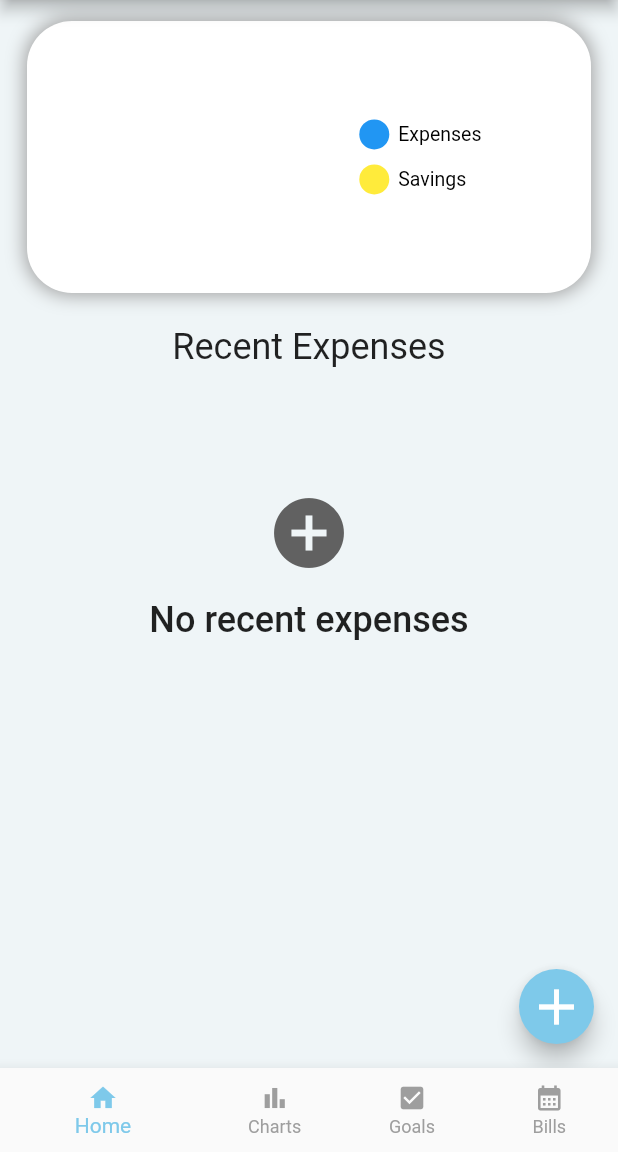
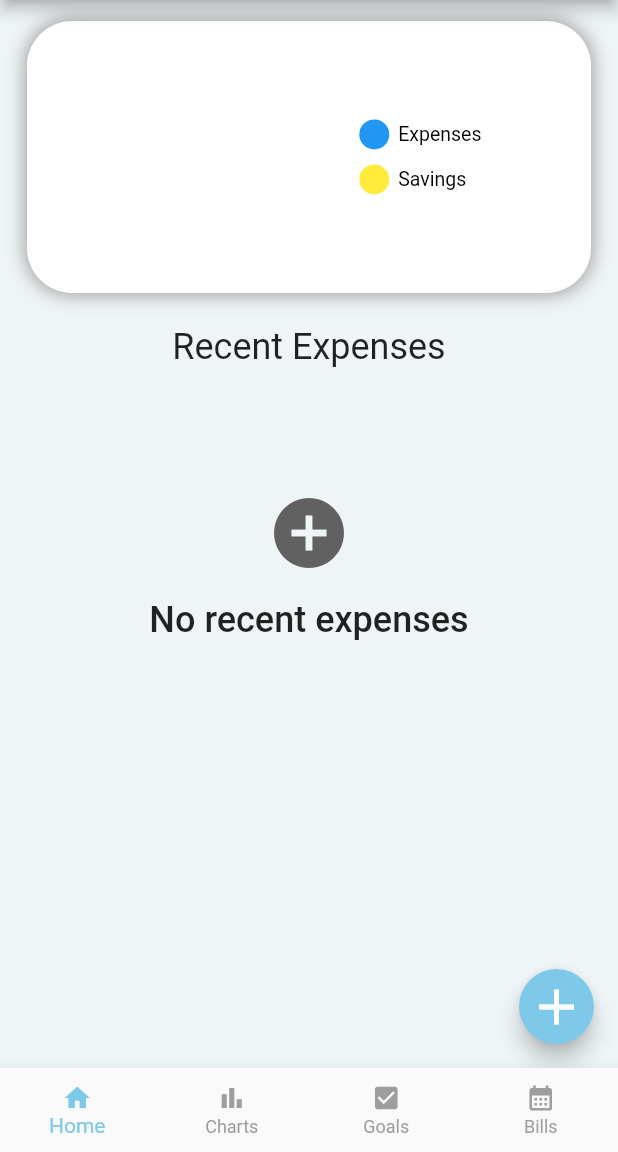
Before and after one commit to ratishjain12/Budget-Tracker-App, a Flutter app: the Base screen opened directly, on a phone screen of 412 x 824 dp, the part 84-1236 px from its top. Run offline on Flutter 3.47's test engine with Material 2 defaults, Android fonts, the phone set to English and light mode, and no system bars; our stand-ins replace cloud_firestore, firebase_auth, firebase_core, fluttertoast, google_sign_in and 2 more; missing offline and left inert: cloud_firestore_web, dart:ffi, firebase_auth_web, firebase_core_web, google_sign_in_web, shared_preferences_web; accounts and stored records are empty.

```diff
--- a/lib/screens/base.dart
+++ b/lib/screens/base.dart
@@ -22,9 +22,8 @@ class _BaseState extends State<Base> {
   @override
   void initState() {
     // TODO: implement initState
-
+    pageController = new PageController();
     super.initState();
-    pageController = new PageController();
   }
 
   @override
@@ -51,6 +50,7 @@ class _BaseState extends State<Base> {
   Widget build(BuildContext context) {
     return Scaffold(
       bottomNavigationBar: BottomNavigationBar(
+          type: BottomNavigationBarType.fixed,
           unselectedItemColor: Colors.grey,
           selectedItemColor: AppColors.secondaryColor,
           unselectedLabelStyle: TextStyle(color: Colors.grey),
@@ -79,6 +79,7 @@ class _BaseState extends State<Base> {
             ),
           ]),
       body: PageView(
+        physics: NeverScrollableScrollPhysics(),
         controller: pageController,
         children: _pages,
         onPageChanged: onPageChanged,
--- a/lib/screens/home_page.dart
+++ b/lib/screens/home_page.dart
@@ -119,10 +119,13 @@ class _HomePageState extends State<HomePage>
   String? opt;
   @override
   Widget build(BuildContext context) {
-    super.build(context);
     var screenWidth = MediaQuery.of(context).size.width;
     var screenHeight = MediaQuery.of(context).size.height;
-    return Scaffold(
+    return _isLoading
+        ? Center(
+            child: CircularProgressIndicator(),
+          )
+        : Scaffold(
             appBar: AppBar(
               leading: Builder(builder: (BuildContext context) {
                 return IconButton(
@@ -130,7 +133,8 @@ class _HomePageState extends State<HomePage>
                   onPressed: () {
                     Scaffold.of(context).openDrawer();
                   },
-            tooltip: MaterialLocalizations.of(context).openAppDrawerTooltip,
+                  tooltip:
+                      MaterialLocalizations.of(context).openAppDrawerTooltip,
                 );
               }),
               title: Text(
@@ -152,7 +156,7 @@ class _HomePageState extends State<HomePage>
                       ),
                       Center(
                           child: Text(
-                  data!.docs[0]['username'],
+                        data!.docs[0]["username"],
                         style: TextStyle(fontWeight: FontWeight.bold),
                       )),
                       SizedBox(
@@ -217,11 +221,7 @@ class _HomePageState extends State<HomePage>
               ),
             ),
             backgroundColor: AppColors.primaryColor,
-      body: _isLoading
-          ? Center(
-              child: CircularProgressIndicator(),
-            )
-          : SingleChildScrollView(
+            body: SingleChildScrollView(
               physics: ScrollPhysics(),
               child: SafeArea(
                 child: Column(
```
Also changed, not shown: lib/screens/login_options/login_opt.dart (+14 -3 lines). Lines whose indentation alone changed are shown as unchanged.
